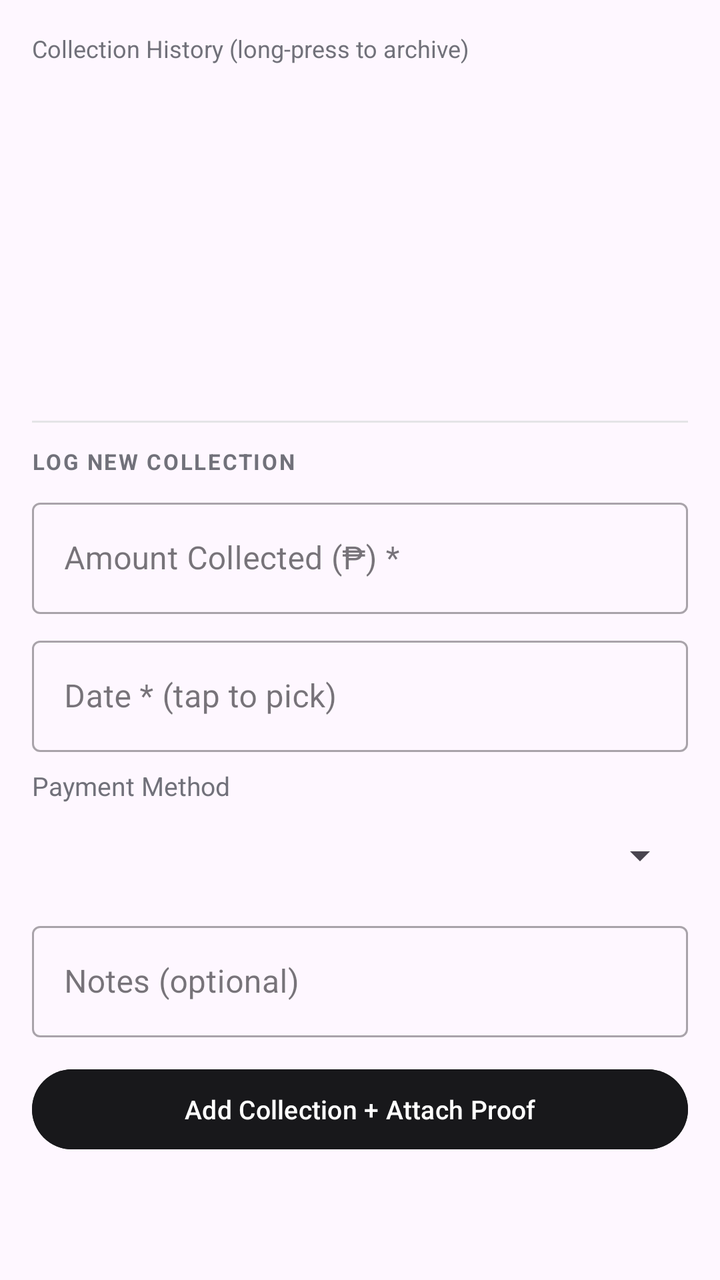
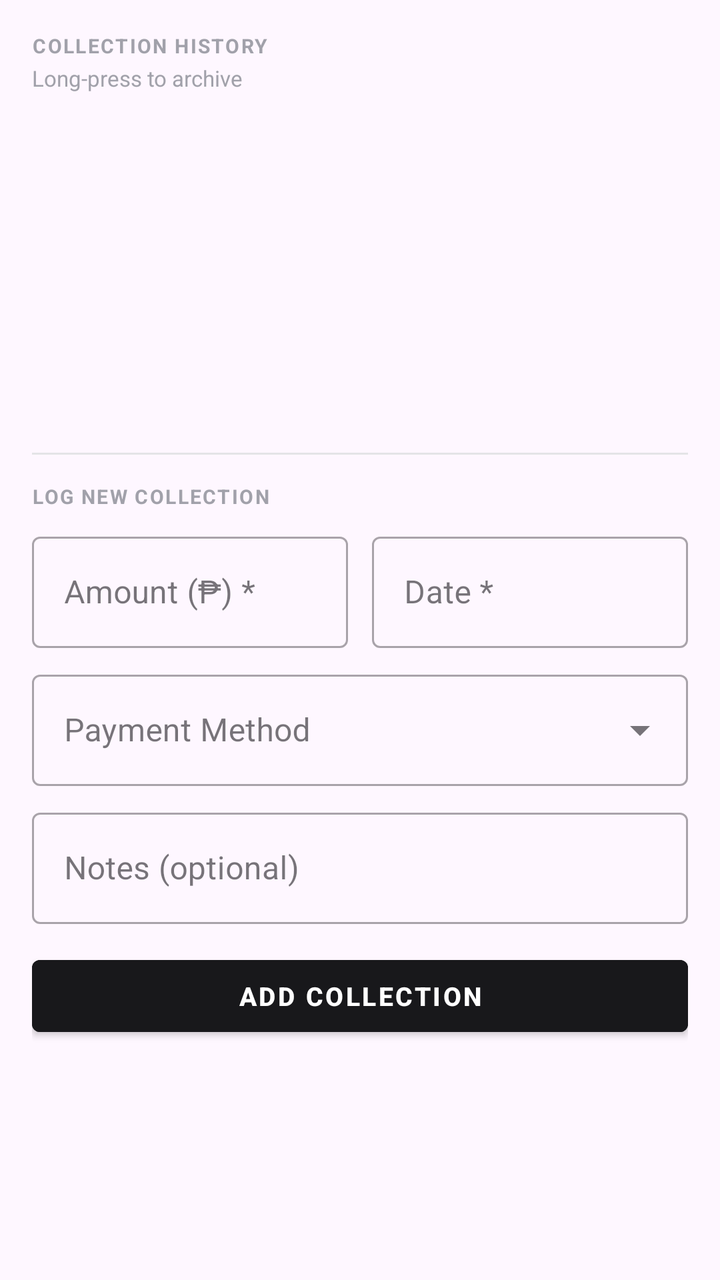

Compare the two renders of this Android layout. The source of the first and the diff that turns it into the second are given below.
<!-- AndroidManifest.xml: application theme Theme.LoanBuddy -->
<!-- res/layout/dialog_collections.xml -->
<?xml version="1.0" encoding="utf-8"?>
<LinearLayout xmlns:android="http://schemas.android.com/apk/res/android"
    xmlns:app="http://schemas.android.com/apk/res-auto"
    android:layout_width="match_parent"
    android:layout_height="wrap_content"
    android:orientation="vertical"
    android:padding="16dp">

    <TextView
        android:layout_width="wrap_content"
        android:layout_height="wrap_content"
        android:text="Collection History (long-press to archive)"
        android:textColor="@color/zinc_500"
        android:textSize="12sp" />

    <ListView
        android:id="@+id/collection_list"
        android:layout_width="match_parent"
        android:layout_height="160dp"
        android:layout_marginTop="6dp"
        android:divider="@color/zinc_200"
        android:dividerHeight="0.5dp" />

    <View
        android:layout_width="match_parent"
        android:layout_height="1dp"
        android:layout_marginVertical="12dp"
        android:background="@color/zinc_200" />

    <TextView
        android:layout_width="wrap_content"
        android:layout_height="wrap_content"
        android:text="LOG NEW COLLECTION"
        android:textColor="@color/zinc_500"
        android:textSize="11sp"
        android:textStyle="bold"
        android:letterSpacing="0.08" />

    <com.google.android.material.textfield.TextInputLayout
        android:layout_width="match_parent"
        android:layout_height="wrap_content"
        android:layout_marginTop="8dp"
        android:hint="Amount Collected (₱) *"
        style="@style/Widget.MaterialComponents.TextInputLayout.OutlinedBox">
        <com.google.android.material.textfield.TextInputEditText
            android:id="@+id/input_amount"
            android:layout_width="match_parent"
            android:layout_height="wrap_content"
            android:inputType="numberDecimal" />
    </com.google.android.material.textfield.TextInputLayout>

    <com.google.android.material.textfield.TextInputLayout
        android:layout_width="match_parent"
        android:layout_height="wrap_content"
        android:layout_marginTop="8dp"
        android:hint="Date * (tap to pick)"
        style="@style/Widget.MaterialComponents.TextInputLayout.OutlinedBox">
        <com.google.android.material.textfield.TextInputEditText
            android:id="@+id/input_date"
            android:layout_width="match_parent"
            android:layout_height="wrap_content"
            android:focusable="false"
            android:inputType="none" />
    </com.google.android.material.textfield.TextInputLayout>

    <TextView
        android:layout_width="wrap_content"
        android:layout_height="wrap_content"
        android:layout_marginTop="8dp"
        android:text="Payment Method"
        android:textColor="@color/zinc_500"
        android:textSize="13sp" />

    <Spinner
        android:id="@+id/spinner_method"
        android:layout_width="match_parent"
        android:layout_height="44dp"
        android:layout_marginTop="4dp" />

    <com.google.android.material.textfield.TextInputLayout
        android:layout_width="match_parent"
        android:layout_height="wrap_content"
        android:layout_marginTop="8dp"
        android:hint="Notes (optional)"
        style="@style/Widget.MaterialComponents.TextInputLayout.OutlinedBox">
        <com.google.android.material.textfield.TextInputEditText
            android:id="@+id/input_notes"
            android:layout_width="match_parent"
            android:layout_height="wrap_content"
            android:inputType="text" />
    </com.google.android.material.textfield.TextInputLayout>

    <Button
        android:id="@+id/btn_add_collection"
        android:layout_width="match_parent"
        android:layout_height="48dp"
        android:layout_marginTop="12dp"
        android:backgroundTint="@color/zinc_900"
        android:text="Add Collection + Attach Proof"
        android:textColor="@color/white"
        android:textSize="13sp" />

</LinearLayout>
<!-- resources referenced by this layout -->
<resources>
  <color name="white">#FFFFFFFF</color>
  <color name="zinc_200">#E4E4E7</color>
  <color name="zinc_500">#71717A</color>
  <color name="zinc_900">#18181B</color>
  <style name="Theme.LoanBuddy" parent="Base.Theme.LoanBuddy" />
  <style name="Base.Theme.LoanBuddy" parent="Theme.Material3.DayNight.NoActionBar" />
</resources>

<!-- the commit's change to res/layout/dialog_collections.xml (unified diff, before → after) -->
@@ -1,6 +1,5 @@
 <?xml version="1.0" encoding="utf-8"?>
 <LinearLayout xmlns:android="http://schemas.android.com/apk/res/android"
-    xmlns:app="http://schemas.android.com/apk/res-auto"
     android:layout_width="match_parent"
     android:layout_height="wrap_content"
     android:orientation="vertical"
@@ -9,9 +8,19 @@
     <TextView
         android:layout_width="wrap_content"
         android:layout_height="wrap_content"
-        android:text="Collection History (long-press to archive)"
-        android:textColor="@color/zinc_500"
-        android:textSize="12sp" />
+        android:text="COLLECTION HISTORY"
+        android:textColor="@color/zinc_400"
+        android:textSize="10sp"
+        android:textStyle="bold"
+        android:letterSpacing="0.08" />
+
+    <TextView
+        android:layout_width="wrap_content"
+        android:layout_height="wrap_content"
+        android:layout_marginTop="2dp"
+        android:text="Long-press to archive"
+        android:textColor="@color/zinc_400"
+        android:textSize="11sp" />
 
     <ListView
         android:id="@+id/collection_list"
@@ -24,58 +33,67 @@
     <View
         android:layout_width="match_parent"
         android:layout_height="1dp"
-        android:layout_marginVertical="12dp"
+        android:layout_marginVertical="14dp"
         android:background="@color/zinc_200" />
 
     <TextView
         android:layout_width="wrap_content"
         android:layout_height="wrap_content"
         android:text="LOG NEW COLLECTION"
-        android:textColor="@color/zinc_500"
-        android:textSize="11sp"
+        android:textColor="@color/zinc_400"
+        android:textSize="10sp"
         android:textStyle="bold"
         android:letterSpacing="0.08" />
+
+    <LinearLayout
+        android:layout_width="match_parent"
+        android:layout_height="wrap_content"
+        android:layout_marginTop="8dp"
+        android:orientation="horizontal">
+
+        <com.google.android.material.textfield.TextInputLayout
+            android:layout_width="0dp"
+            android:layout_height="wrap_content"
+            android:layout_weight="1"
+            android:layout_marginEnd="6dp"
+            android:hint="Amount (₱) *"
+            style="@style/Widget.MaterialComponents.TextInputLayout.OutlinedBox">
+            <com.google.android.material.textfield.TextInputEditText
+                android:id="@+id/input_amount"
+                android:layout_width="match_parent"
+                android:layout_height="wrap_content"
+                android:inputType="numberDecimal" />
+        </com.google.android.material.textfield.TextInputLayout>
+
+        <com.google.android.material.textfield.TextInputLayout
+            android:layout_width="0dp"
+            android:layout_height="wrap_content"
+            android:layout_weight="1"
+            android:layout_marginStart="6dp"
+            android:hint="Date *"
+            style="@style/Widget.MaterialComponents.TextInputLayout.OutlinedBox">
+            <com.google.android.material.textfield.TextInputEditText
+                android:id="@+id/input_date"
+                android:layout_width="match_parent"
+                android:layout_height="wrap_content"
+                android:focusable="false"
+                android:inputType="none" />
+        </com.google.android.material.textfield.TextInputLayout>
+    </LinearLayout>
 
     <com.google.android.material.textfield.TextInputLayout
         android:layout_width="match_parent"
         android:layout_height="wrap_content"
         android:layout_marginTop="8dp"
-        android:hint="Amount Collected (₱) *"
-        style="@style/Widget.MaterialComponents.TextInputLayout.OutlinedBox">
-        <com.google.android.material.textfield.TextInputEditText
-            android:id="@+id/input_amount"
+        android:hint="Payment Method"
+        style="@style/Widget.MaterialComponents.TextInputLayout.OutlinedBox.ExposedDropdownMenu">
+        <AutoCompleteTextView
+            android:id="@+id/dropdown_method"
             android:layout_width="match_parent"
             android:layout_height="wrap_content"
-            android:inputType="numberDecimal" />
+            android:inputType="none"
+            android:focusable="false" />
     </com.google.android.material.textfield.TextInputLayout>
-
-    <com.google.android.material.textfield.TextInputLayout
-        android:layout_width="match_parent"
-        android:layout_height="wrap_content"
-        android:layout_marginTop="8dp"
-        android:hint="Date * (tap to pick)"
-        style="@style/Widget.MaterialComponents.TextInputLayout.OutlinedBox">
-        <com.google.android.material.textfield.TextInputEditText
-            android:id="@+id/input_date"
-            android:layout_width="match_parent"
-            android:layout_height="wrap_content"
-            android:focusable="false"
-            android:inputType="none" />
-    </com.google.android.material.textfield.TextInputLayout>
-
-    <TextView
-        android:layout_width="wrap_content"
-        android:layout_height="wrap_content"
-        android:layout_marginTop="8dp"
-        android:text="Payment Method"
-        android:textColor="@color/zinc_500"
-        android:textSize="13sp" />
-
-    <Spinner
-        android:id="@+id/spinner_method"
-        android:layout_width="match_parent"
-        android:layout_height="44dp"
-        android:layout_marginTop="4dp" />
 
     <com.google.android.material.textfield.TextInputLayout
         android:layout_width="match_parent"
@@ -96,8 +114,10 @@
         android:layout_height="48dp"
         android:layout_marginTop="12dp"
         android:backgroundTint="@color/zinc_900"
-        android:text="Add Collection + Attach Proof"
+        android:text="Add Collection"
         android:textColor="@color/white"
-        android:textSize="13sp" />
+        android:textSize="13sp"
+        android:textStyle="bold"
+        style="@style/Widget.MaterialComponents.Button" />
 
 </LinearLayout>
<!-- resource entries referenced after the edit -->
@@ -2,7 +2,7 @@
 <resources>
   <color name="white">#FFFFFFFF</color>
   <color name="zinc_200">#E4E4E7</color>
-  <color name="zinc_500">#71717A</color>
+  <color name="zinc_400">#A1A1AA</color>
   <color name="zinc_900">#18181B</color>
   <style name="Theme.LoanBuddy" parent="Base.Theme.LoanBuddy" />
   <style name="Base.Theme.LoanBuddy" parent="Theme.Material3.DayNight.NoActionBar" />
